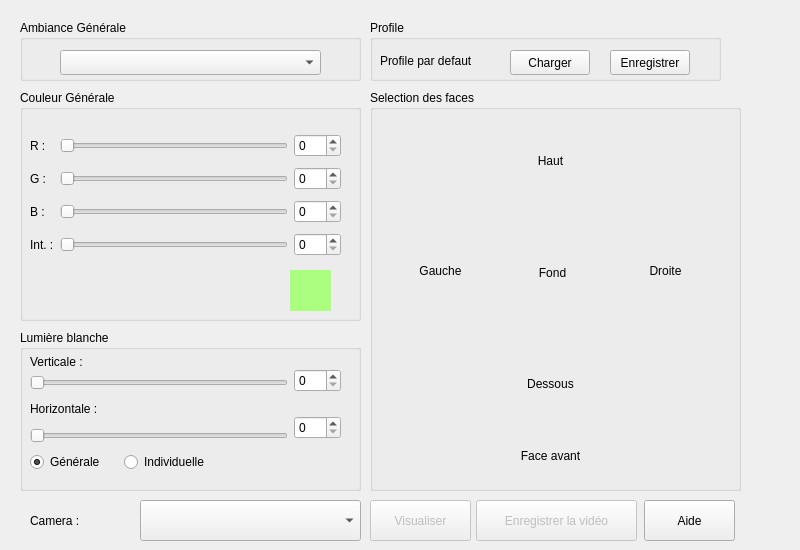
Qt form src/LabViewPage.ui (polybox3d/polybox) before a commit.
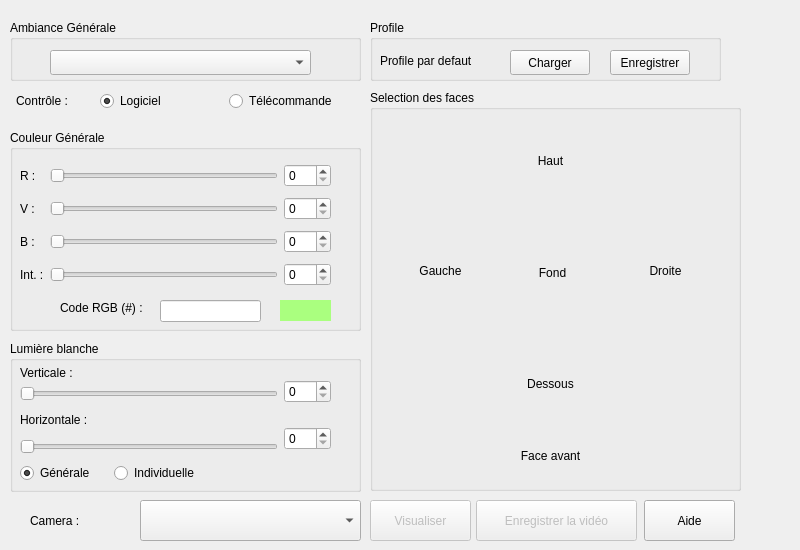
The same form after that commit. Icons and pictures are not drawn.

```diff
--- a/src/LabViewPage.ui
+++ b/src/LabViewPage.ui
@@ -22,9 +22,9 @@
   <widget class="QGroupBox" name="generalAmbBox">
    <property name="geometry">
     <rect>
-     <x>20</x>
+     <x>10</x>
      <y>20</y>
-     <width>341</width>
+     <width>351</width>
      <height>61</height>
     </rect>
    </property>
@@ -45,10 +45,10 @@
   <widget class="QGroupBox" name="colorBox">
    <property name="geometry">
     <rect>
-     <x>20</x>
-     <y>90</y>
-     <width>341</width>
-     <height>231</height>
+     <x>10</x>
+     <y>130</y>
+     <width>351</width>
+     <height>201</height>
     </rect>
    </property>
    <property name="title">
@@ -58,7 +58,7 @@
     <property name="geometry">
      <rect>
       <x>10</x>
-      <y>40</y>
+      <y>30</y>
       <width>311</width>
       <height>131</height>
      </rect>
@@ -84,7 +84,7 @@
      <item row="1" column="0">
       <widget class="QLabel" name="g_label">
        <property name="text">
-        <string>G :</string>
+        <string>V :</string>
        </property>
       </widget>
      </item>
@@ -166,9 +166,9 @@
     <property name="geometry">
      <rect>
       <x>270</x>
-      <y>180</y>
-      <width>41</width>
-      <height>41</height>
+      <y>170</y>
+      <width>51</width>
+      <height>21</height>
      </rect>
     </property>
     <property name="styleSheet">
@@ -180,14 +180,40 @@
      <string/>
     </property>
    </widget>
+   <widget class="QLineEdit" name="rgbLineEdit">
+    <property name="geometry">
+     <rect>
+      <x>150</x>
+      <y>170</y>
+      <width>101</width>
+      <height>22</height>
+     </rect>
+    </property>
+    <property name="inputMask">
+     <string>HHHHHH; </string>
+    </property>
+   </widget>
+   <widget class="QLabel" name="rgbLineEditLabel">
+    <property name="geometry">
+     <rect>
+      <x>50</x>
+      <y>170</y>
+      <width>91</width>
+      <height>16</height>
+     </rect>
+    </property>
+    <property name="text">
+     <string>Code RGB (#) :</string>
+    </property>
+   </widget>
   </widget>
   <widget class="QGroupBox" name="lightBox">
    <property name="geometry">
     <rect>
-     <x>20</x>
-     <y>330</y>
-     <width>341</width>
-     <height>161</height>
+     <x>10</x>
+     <y>341</y>
+     <width>351</width>
+     <height>151</height>
     </rect>
    </property>
    <property name="title">
@@ -566,6 +592,48 @@
     <string>Camera : </string>
    </property>
   </widget>
+  <widget class="QLabel" name="label_2">
+   <property name="geometry">
+    <rect>
+     <x>16</x>
+     <y>90</y>
+     <width>81</width>
+     <height>21</height>
+    </rect>
+   </property>
+   <property name="text">
+    <string>Contrôle : </string>
+   </property>
+  </widget>
+  <widget class="QWidget" name="layoutWidget">
+   <property name="geometry">
+    <rect>
+     <x>100</x>
+     <y>90</y>
+     <width>251</width>
+     <height>23</height>
+    </rect>
+   </property>
+   <layout class="QHBoxLayout" name="horizontalLayout">
+    <item>
+     <widget class="QRadioButton" name="softwareRadio">
+      <property name="text">
+       <string>Logiciel</string>
+      </property>
+      <property name="checked">
+       <bool>true</bool>
+      </property>
+     </widget>
+    </item>
+    <item>
+     <widget class="QRadioButton" name="teleRadio">
+      <property name="text">
+       <string>Télécommande</string>
+      </property>
+     </widget>
+    </item>
+   </layout>
+  </widget>
  </widget>
  <resources>
   <include location="ressources.qrc"/>
```
